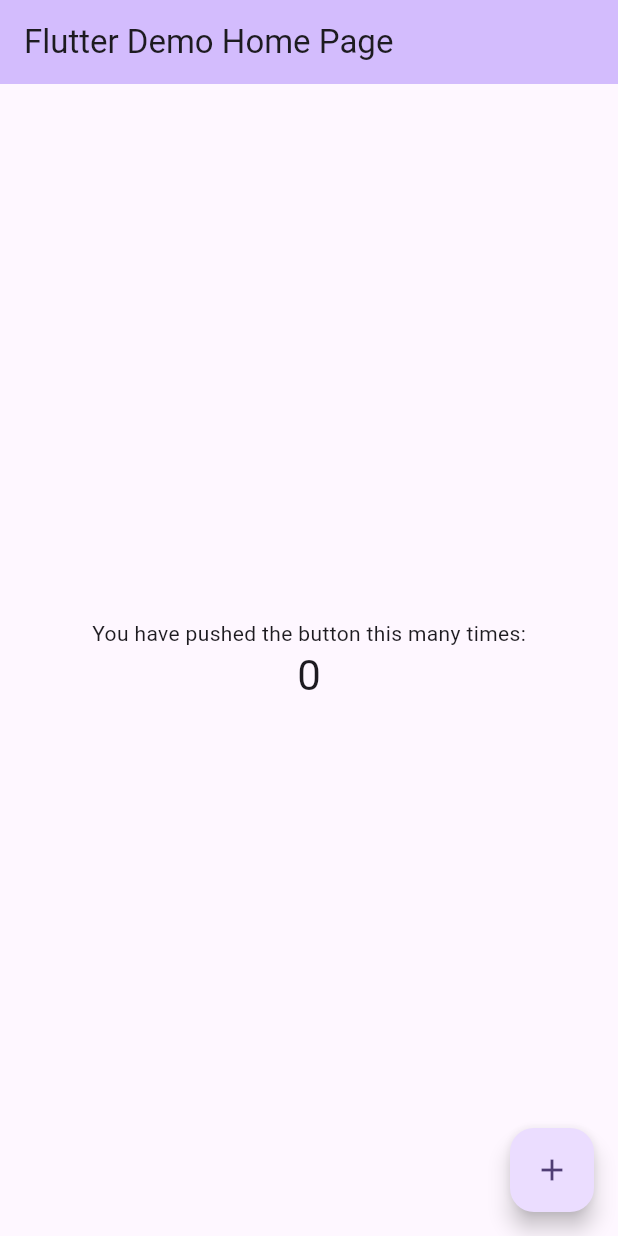
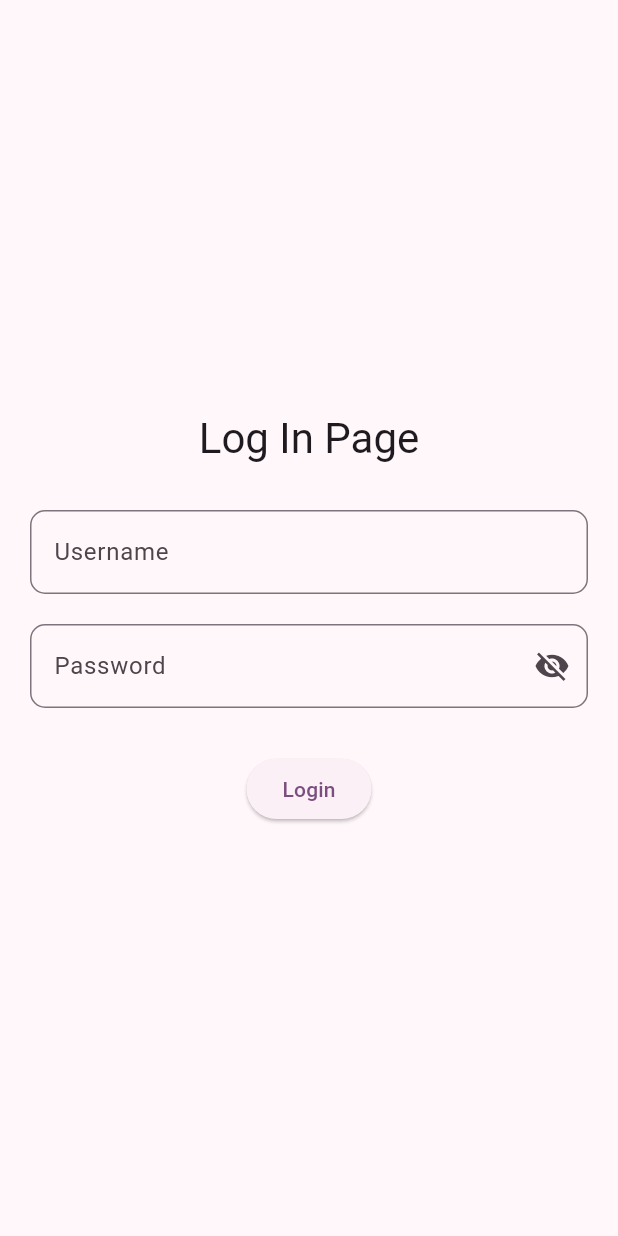
Before and after one commit to Chanok15/activity_resume, a Flutter app: the screen it shows after launch, on a phone screen of 412 x 824 dp. Run offline on Flutter 3.47's test engine with Material 3 defaults, Android fonts, the phone set to English and light mode, and no system bars.

Commit message:
sir log in page, nanood lang po sa YT ng ibang vids may comments nadin po para di malito commit by christian

```diff
--- a/lib/main.dart
+++ b/lib/main.dart
@@ -1,122 +1,28 @@
+import 'package:activity_resume/screens/login.dart';
 import 'package:flutter/material.dart';
 
 void main() {
-  runApp(const MyApp());
+  runApp(const ResumeApp());
 }
 
-class MyApp extends StatelessWidget {
-  const MyApp({super.key});
+class ResumeApp extends StatelessWidget {
+  const ResumeApp({super.key});
 
-  // This widget is the root of your application.
   @override
   Widget build(BuildContext context) {
     return MaterialApp(
-      title: 'Flutter Demo',
+      debugShowCheckedModeBanner: false,
+      title: 'Login App',
       theme: ThemeData(
-        // This is the theme of your application.
-        //
-        // TRY THIS: Try running your application with "flutter run". You'll see
-        // the application has a purple toolbar. Then, without quitting the app,
-        // try changing the seedColor in the colorScheme below to Colors.green
-        // and then invoke "hot reload" (save your changes or press the "hot
-        // reload" button in a Flutter-supported IDE, or press "r" if you used
-        // the command line to start the app).
-        //
-        // Notice that the counter didn't reset back to zero; the application
-        // state is not lost during the reload. To reset the state, use hot
-        // restart instead.
-        //
-        // This works for code too, not just values: Most code changes can be
-        // tested with just a hot reload.
-        colorScheme: ColorScheme.fromSeed(seedColor: Colors.deepPurple),
+        colorScheme: ColorScheme.fromSeed(seedColor: Colors.purple),
+        useMaterial3: true,
       ),
-      home: const MyHomePage(title: 'Flutter Demo Home Page'),
+      darkTheme: ThemeData(
+        colorScheme: ColorScheme.fromSeed(seedColor: Colors.purple, brightness: Brightness.dark),
+        useMaterial3: true,
+      ),
+      themeMode: ThemeMode.system,
+      home: const LoginPage(),
     );
   }
 }
-
-class MyHomePage extends StatefulWidget {
-  const MyHomePage({super.key, required this.title});
-
-  // This widget is the home page of your application. It is stateful, meaning
-  // that it has a State object (defined below) that contains fields that affect
-  // how it looks.
-
-  // This class is the configuration for the state. It holds the values (in this
-  // case the title) provided by the parent (in this case the App widget) and
-  // used by the build method of the State. Fields in a Widget subclass are
-  // always marked "final".
-
-  final String title;
-
-  @override
-  State<MyHomePage> createState() => _MyHomePageState();
-}
-
-class _MyHomePageState extends State<MyHomePage> {
-  int _counter = 0;
-
-  void _incrementCounter() {
-    setState(() {
-      // This call to setState tells the Flutter framework that something has
-      // changed in this State, which causes it to rerun the build method below
-      // so that the display can reflect the updated values. If we changed
-      // _counter without calling setState(), then the build method would not be
-      // called again, and so nothing would appear to happen.
-      _counter++;
-    });
-  }
-
-  @override
-  Widget build(BuildContext context) {
-    // This method is rerun every time setState is called, for instance as done
-    // by the _incrementCounter method above.
-    //
-    // The Flutter framework has been optimized to make rerunning build methods
-    // fast, so that you can just rebuild anything that needs updating rather
-    // than having to individually change instances of widgets.
-    return Scaffold(
-      appBar: AppBar(
-        // TRY THIS: Try changing the color here to a specific color (to
-        // Colors.amber, perhaps?) and trigger a hot reload to see the AppBar
-        // change color while the other colors stay the same.
-        backgroundColor: Theme.of(context).colorScheme.inversePrimary,
-        // Here we take the value from the MyHomePage object that was created by
-        // the App.build method, and use it to set our appbar title.
-        title: Text(widget.title),
-      ),
-      body: Center(
-        // Center is a layout widget. It takes a single child and positions it
-        // in the middle of the parent.
-        child: Column(
-          // Column is also a layout widget. It takes a list of children and
-          // arranges them vertically. By default, it sizes itself to fit its
-          // children horizontally, and tries to be as tall as its parent.
-          //
-          // Column has various properties to control how it sizes itself and
-          // how it positions its children. Here we use mainAxisAlignment to
-          // center the children vertically; the main axis here is the vertical
-          // axis because Columns are vertical (the cross axis would be
-          // horizontal).
-          //
-          // TRY THIS: Invoke "debug painting" (choose the "Toggle Debug Paint"
-          // action in the IDE, or press "p" in the console), to see the
-          // wireframe for each widget.
-          mainAxisAlignment: MainAxisAlignment.center,
-          children: <Widget>[
-            const Text('You have pushed the button this many times:'),
-            Text(
-              '$_counter',
-              style: Theme.of(context).textTheme.headlineMedium,
-            ),
-          ],
-        ),
-      ),
-      floatingActionButton: FloatingActionButton(
-        onPressed: _incrementCounter,
-        tooltip: 'Increment',
-        child: const Icon(Icons.add),
-      ), // This trailing comma makes auto-formatting nicer for build methods.
-    );
-  }
-}
--- /dev/null
+++ b/lib/screens/login.dart
@@ -0,0 +1,99 @@
+import 'package:flutter/material.dart';
+
+class LoginPage extends StatefulWidget {
+  const LoginPage({super.key});
+
+  @override
+  State<LoginPage> createState() => _LoginPageState();
+}
+class _LoginPageState extends State<LoginPage> {
+  final TextEditingController _usernameController = TextEditingController();
+  final TextEditingController _passwordController = TextEditingController();
+  bool _isPasswordVisible = false;
+
+  void _login() {
+    final username = _usernameController.text;
+    final password = _passwordController.text;
+
+    if (username == 'testing' && password == '123') {
+      showDialog(
+        context: context,
+        builder: (context) => AlertDialog(
+          title: const Text('Login Successful'),
+          content: const Text('Welcome!'),
+          actions: [
+            TextButton(
+              onPressed: () => Navigator.pop(context),
+              child: const Text('OK'),
+            ),
+          ],
+        ),
+      );
+    } else {
+      showDialog(
+        context: context,
+        builder: (context) => AlertDialog(
+          title: const Text('Login Failed'),
+          content: const Text('Invalid username or password.'),
+          actions: [
+            TextButton(
+              onPressed: () => Navigator.pop(context),
+              child: const Text('OK'),
+            ),
+          ],
+        ),
+      );
+    }
+  }
+  @override
+  Widget build(BuildContext context) {
+    return Scaffold(
+      body: Center(
+        child: Padding(
+          padding: const EdgeInsets.all(20.0),
+          child: Column(
+            mainAxisAlignment: MainAxisAlignment.center,
+            children: [
+              Text(
+                'Log In Page',
+                style: Theme.of(context).textTheme.headlineMedium,
+              ),
+              const SizedBox(height: 30),
+              TextField(
+                controller: _usernameController,
+                decoration: InputDecoration(
+                  labelText: 'Username',
+                  border: OutlineInputBorder(borderRadius: BorderRadius.circular(10)),
+                ),
+              ),
+              const SizedBox(height: 20),
+              TextField(
+                controller: _passwordController,
+                obscureText: !_isPasswordVisible,
+                decoration: InputDecoration(
+                  labelText: 'Password',
+                  border: OutlineInputBorder(borderRadius: BorderRadius.circular(10)),
+                  suffixIcon: IconButton(
+                    icon: Icon(
+                      _isPasswordVisible ? Icons.visibility : Icons.visibility_off,
+                    ),
+                    onPressed: () {
+                      setState(() {
+                        _isPasswordVisible = !_isPasswordVisible;
+                      });
+                    },
+                  ),
+                ),
+              ),
+              const SizedBox(height: 30),
+              ElevatedButton(
+                onPressed: _login,
+                child: const Text('Login'),
+              ),
+            ],
+          ),
+        ),
+      ),
+    );
+  }
+}
```
